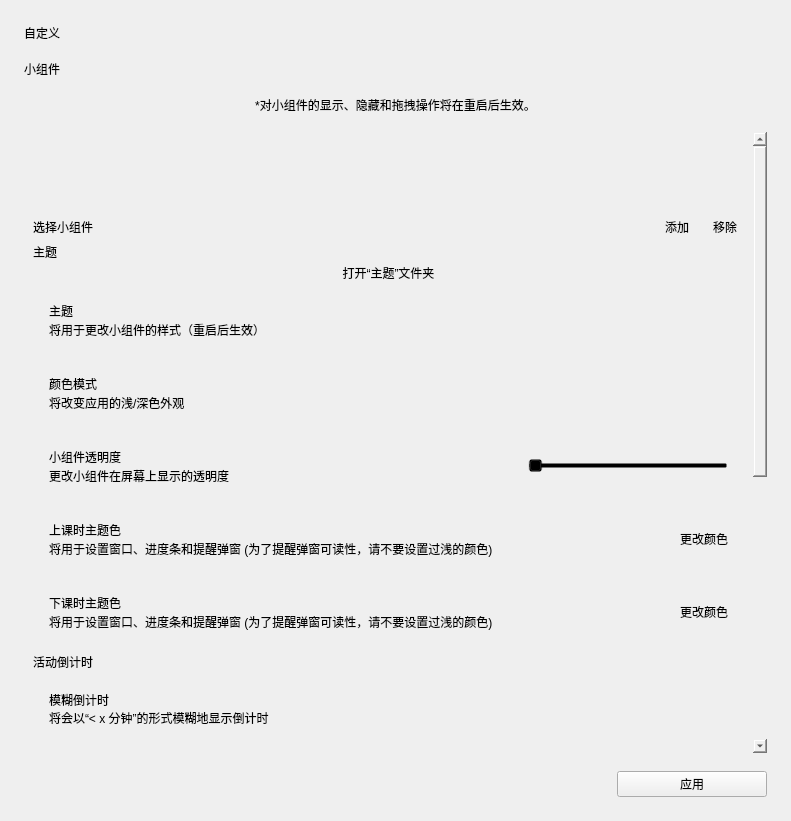
Before: the Qt Designer form view/menu/custom.ui in yhlhoh/Class-Widgets, drawn with Qt 5.
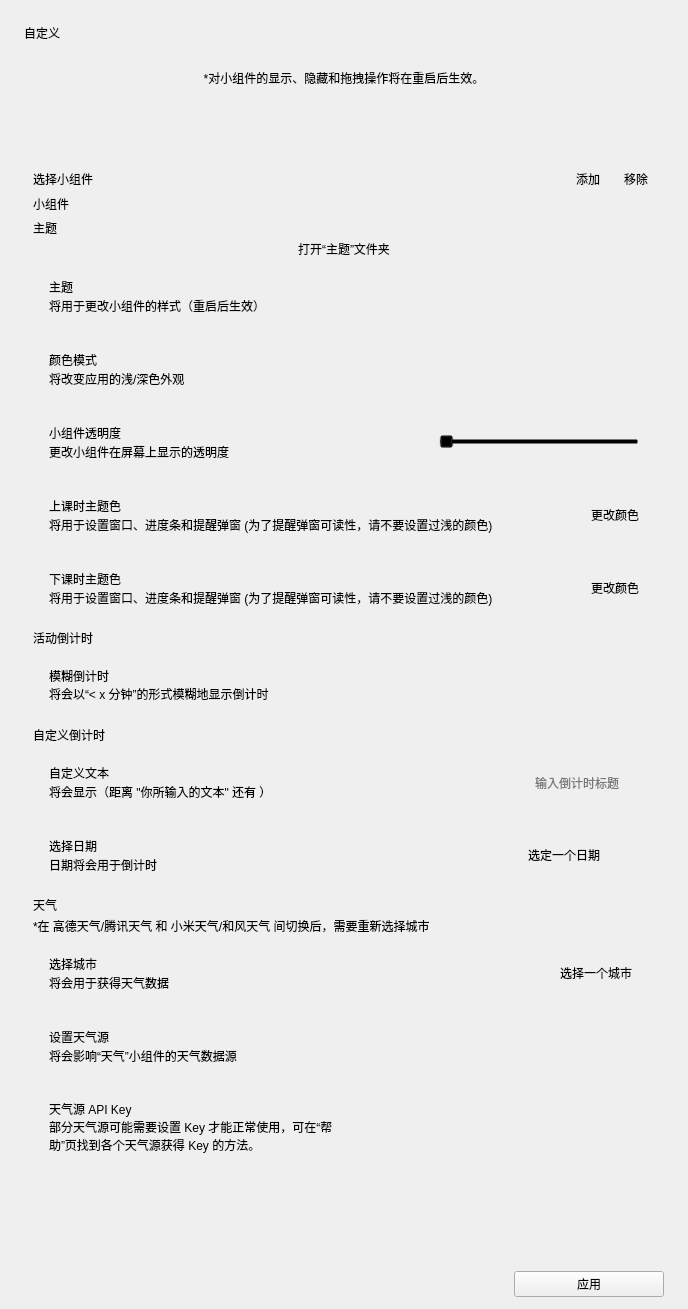
After: the same form once the commit is applied. Custom widgets are drawn as their Qt base class.

Commit message: fix: 自定义页面窗口拖动形变 #342

```diff
--- a/view/menu/custom.ui
+++ b/view/menu/custom.ui
@@ -6,10 +6,16 @@
    <rect>
     <x>0</x>
     <y>0</y>
-    <width>791</width>
-    <height>821</height>
+    <width>688</width>
+    <height>1309</height>
    </rect>
   </property>
+  <property name="sizePolicy">
+   <sizepolicy hsizetype="Preferred" vsizetype="Expanding">
+    <horstretch>0</horstretch>
+    <verstretch>0</verstretch>
+   </sizepolicy>
+  </property>
   <property name="windowTitle">
    <string>Form</string>
   </property>
@@ -27,7 +33,7 @@
     <number>24</number>
    </property>
    <property name="bottomMargin">
-    <number>24</number>
+    <number>12</number>
    </property>
    <item>
     <widget class="TitleLabel" name="TitleLabel">
@@ -36,13 +42,6 @@
      </property>
     </widget>
    </item>
-   <item>
-    <widget class="SubtitleLabel" name="SubtitleLabel">
-     <property name="text">
-      <string>小组件</string>
-     </property>
-    </widget>
-   </item>
    <item>
     <layout class="QHBoxLayout" name="widgets_preview">
      <property name="spacing">
@@ -53,19 +52,6 @@
      </property>
     </layout>
    </item>
-   <item>
-    <widget class="CaptionLabel" name="CaptionLabel_3">
-     <property name="text">
-      <string>*对小组件的显示、隐藏和拖拽操作将在重启后生效。</string>
-     </property>
-     <property name="alignment">
-      <set>Qt::AlignCenter</set>
-     </property>
-     <property name="wordWrap">
-      <bool>true</bool>
-     </property>
-    </widget>
-   </item>
    <item>
     <widget class="SmoothScrollArea" name="ct_scroll">
      <property name="styleSheet">
@@ -79,11 +65,24 @@
        <rect>
         <x>0</x>
         <y>0</y>
-        <width>743</width>
-        <height>1187</height>
+        <width>640</width>
+        <height>1244</height>
        </rect>
       </property>
       <layout class="QVBoxLayout" name="verticalLayout_9">
+       <item>
+        <widget class="CaptionLabel" name="CaptionLabel_3">
+         <property name="text">
+          <string>*对小组件的显示、隐藏和拖拽操作将在重启后生效。</string>
+         </property>
+         <property name="alignment">
+          <set>Qt::AlignCenter</set>
+         </property>
+         <property name="wordWrap">
+          <bool>true</bool>
+         </property>
+        </widget>
+       </item>
        <item>
         <widget class="ListWidget" name="widgets_list">
          <property name="sizePolicy">
@@ -178,6 +177,13 @@
          </item>
         </layout>
        </item>
+       <item>
+        <widget class="SubtitleLabel" name="SubtitleLabel">
+         <property name="text">
+          <string>小组件</string>
+         </property>
+        </widget>
+       </item>
        <item>
         <layout class="QVBoxLayout" name="verticalLayout_3">
          <property name="spacing">
```
